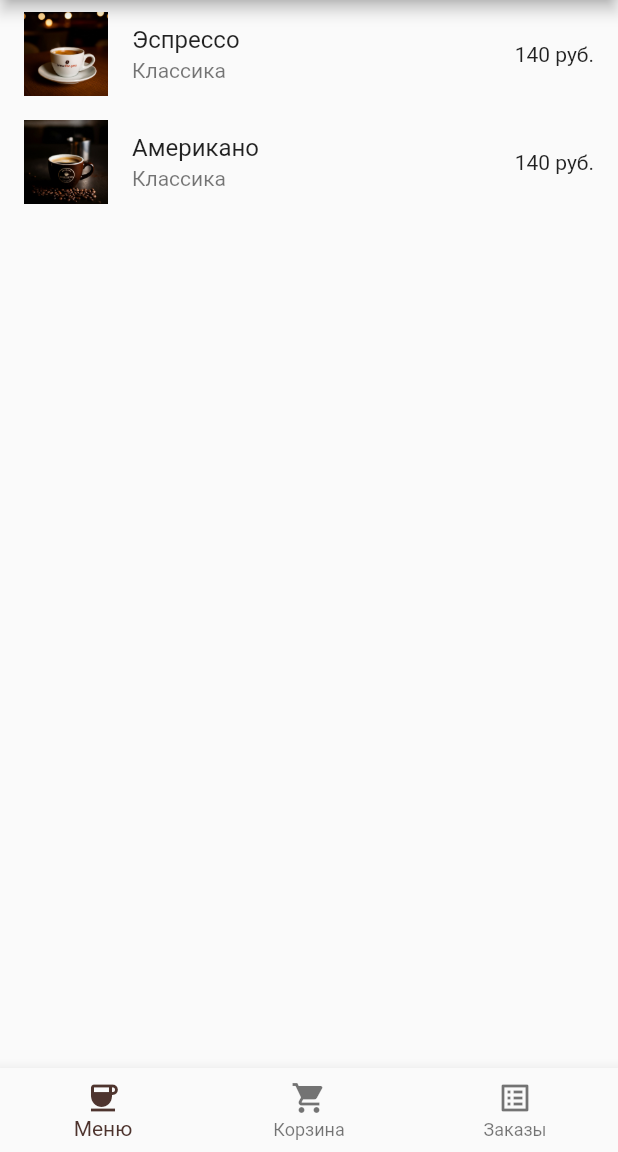
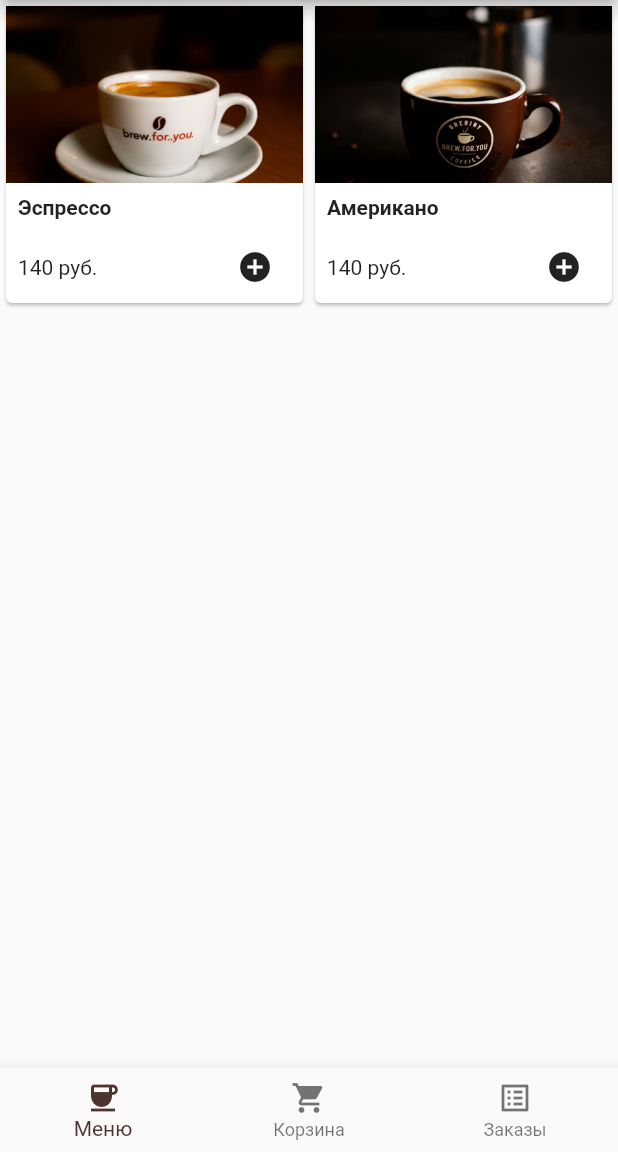
Before and after one commit to KillerJoke623/coffee_app, a Flutter app: the screen it shows after launch, on a phone screen of 412 x 824 dp, the part 84-1236 px from its top. Run offline on Flutter 3.47's test engine with Material 2 defaults, Android fonts, the phone set to English and light mode, and no system bars.

Commit message:
Cards added

```diff
--- a/lib/drink_card.dart
+++ b/lib/drink_card.dart
@@ -17,20 +17,32 @@ class DrinkCard extends StatelessWidget {
   @override
   Widget build(BuildContext context) {
     return Card(
+      child: SizedBox( // Ограничиваем высоту карточки
+        height: 250, // Можно подстроить это значение
         child: Column(
+          crossAxisAlignment: CrossAxisAlignment.stretch, // Растягиваем содержимое по горизонтали
           children: [
-          Image.asset(imageUrl),
+            Expanded( // Занимаем все доступное пространство изображением
+              child: Image.asset(
+              imageUrl,
+                fit: BoxFit.cover, // Растягиваем изображение на всю ширину
+              ),
+          ),
             Padding(
               padding: const EdgeInsets.all(8.0),
-            child: Column(
-              children: [
-                Text(
+              child: Text(
                 name,
                 style: const TextStyle(fontWeight: FontWeight.bold),
               ),
-                Text('$price руб.'),
-              ],
             ),
+            Padding(
+              padding: const EdgeInsets.symmetric(horizontal: 8.0),
+              child: Row(
+                mainAxisAlignment: MainAxisAlignment.spaceBetween,
+                // Размещаем элементы по краям
+                children: [
+                  Text(
+                  '$price руб.', // Здесь будет цена с учетом размера
                   ),
                   IconButton(
                     onPressed: onPlusPressed,
@@ -38,6 +50,10 @@ class DrinkCard extends StatelessWidget {
                   ),
                 ],
               ),
+            ),
+          ],
+        ),
+      ),
     );
   }
 }
--- a/lib/menu_screen.dart
+++ b/lib/menu_screen.dart
@@ -1,4 +1,5 @@
 import 'package:flutter/material.dart';
+import 'drink_card.dart';
 import 'menu_data.dart';
 
 class MenuScreen extends StatelessWidget {
@@ -6,15 +7,21 @@ class MenuScreen extends StatelessWidget {
 
   @override
   Widget build(BuildContext context) {
-    return ListView.builder(
+    return GridView.builder(
+      gridDelegate: const SliverGridDelegateWithFixedCrossAxisCount(
+        crossAxisCount: 2,
+      ),
       itemCount: drinks.length,
       itemBuilder: (context, index) {
         final drink = drinks[index];
-        return ListTile(
-          leading: Image.asset(drink.imageUrl!), // Отображаем изображение
-          title: Text(drink.name),
-          subtitle: Text(drink.category),
-          trailing: Text('${drink.prices![0]} руб.'), // Отображаем цену
+        return DrinkCard(
+          imageUrl: drink.imageUrl!,
+          name: drink.name,
+          price: drink.prices![0], // Берем первую цену
+          onPlusPressed: () {
+            // Здесь будет обработка добавления в корзину
+            print('Напиток ${drink.name} добавлен в корзину');
+          },
         );
       },
     );
```
Lines whose indentation alone changed are shown as unchanged.
